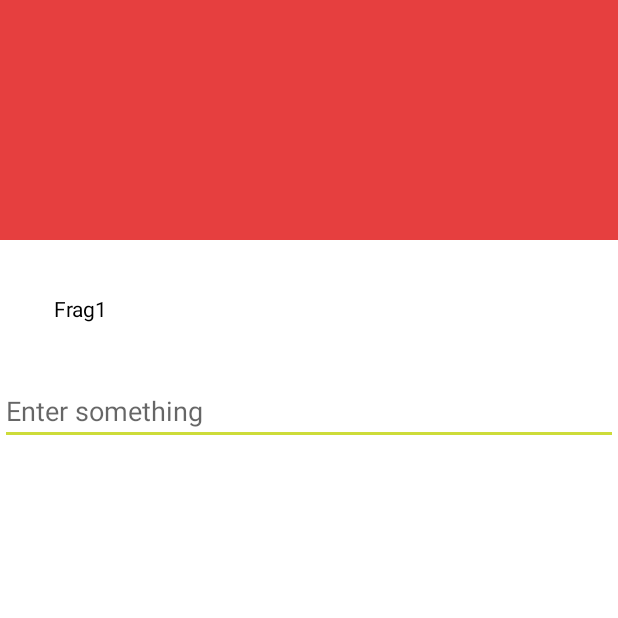
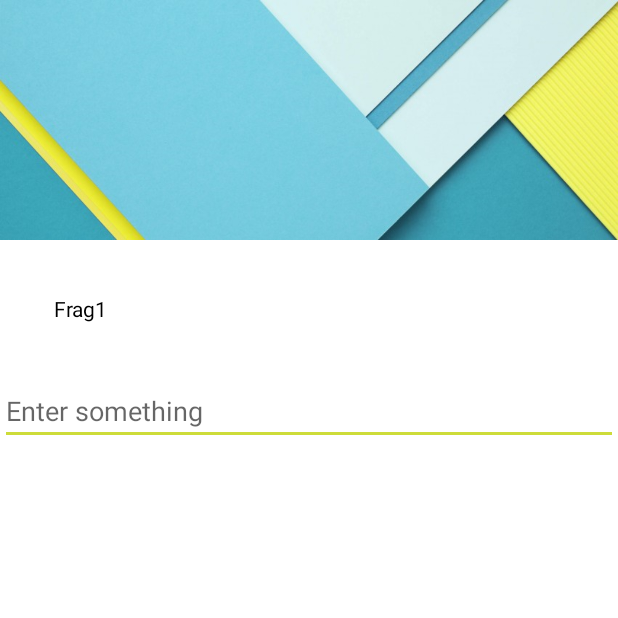
Before and after one commit to jintoga/Transparent-StatusBar-Switch-Toolbar-Between-Fragments, an Android app: the screen it shows after launch (MainActivity), on a phone screen of 412 x 824 dp, the top half of it. Run offline under Robolectric (Android 15) with nearby library versions, the phone set to English and light mode, and no system bars; our stand-ins replace ButterKnife.

Commit message:
working on collapsingtoolbar + transparent statusbar

```diff
--- a/app/src/main/res/layout/expanded_toolbar_banner.xml
+++ b/app/src/main/res/layout/expanded_toolbar_banner.xml
@@ -1,7 +1,8 @@
 <?xml version="1.0" encoding="utf-8"?>
 <FrameLayout xmlns:android="http://schemas.android.com/apk/res/android"
     android:layout_width="match_parent"
-    android:layout_height="160dp">
+    android:layout_height="160dp"
+    android:background="@drawable/header">
 
 
 </FrameLayout>
--- a/app/src/main/res/layout/fragment1.xml
+++ b/app/src/main/res/layout/fragment1.xml
@@ -11,7 +11,7 @@
         android:layout_height="0dp"
         android:background="@color/frag1"
         android:elevation="0dp"
-        android:fitsSystemWindows="false"
+        android:fitsSystemWindows="true"
         app:layout_anchorGravity="top"
         tools:ignore="InconsistentLayout"
         tools:targetApi="21" />
@@ -20,7 +20,7 @@
         android:id="@+id/app_bar_layout"
         android:layout_width="match_parent"
         android:layout_height="wrap_content"
-        android:background="@color/frag1"
+        android:background="@android:color/transparent"
         android:fitsSystemWindows="true"
         app:elevation="0dp">
 
```
